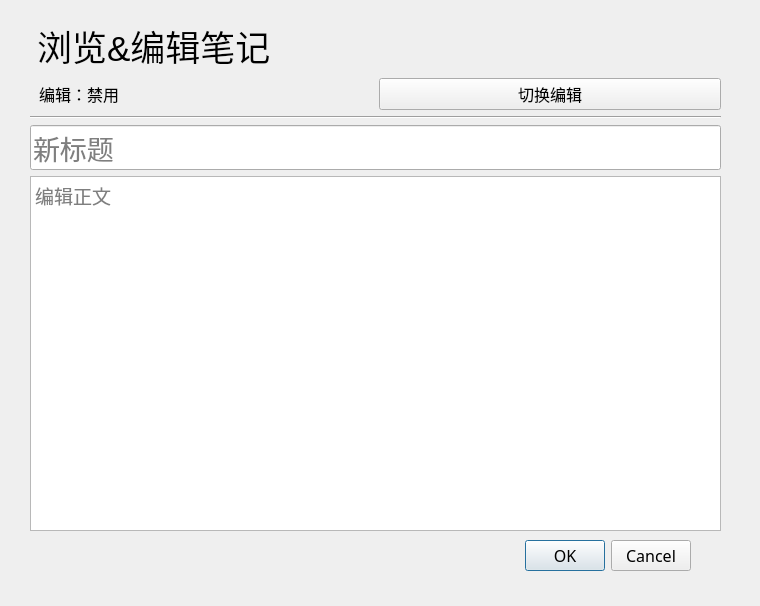
This is ui/viewOrEdit.ui in echoInVoid/EasyNote as Qt 5 draws it before an edit. The edited form follows.
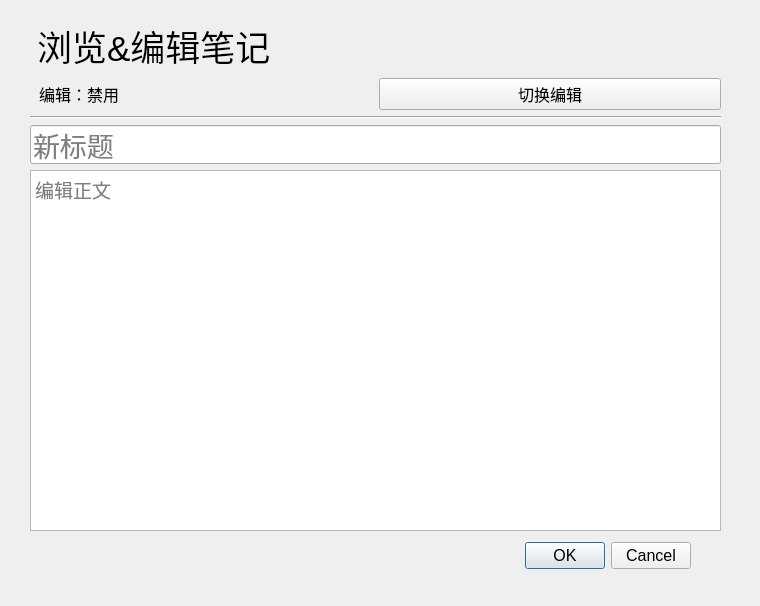
This is the edited form.

Commit message: （也许）解决了不同平台上微软雅黑字体不兼容的问题。

```diff
--- a/ui/viewOrEdit.ui
+++ b/ui/viewOrEdit.ui
@@ -24,7 +24,7 @@
    </property>
    <property name="font">
     <font>
-     <family>微软雅黑</family>
+     <family>Microsoft YaHei UI</family>
      <pointsize>12</pointsize>
     </font>
    </property>
@@ -111,7 +111,7 @@
       </property>
       <property name="font">
        <font>
-        <family>微软雅黑</family>
+        <family>Microsoft YaHei UI</family>
         <pointsize>20</pointsize>
        </font>
       </property>
```
Left out of the diff: 4 changed lines with no effect on the pictures. The commit also changes 6 other files.
